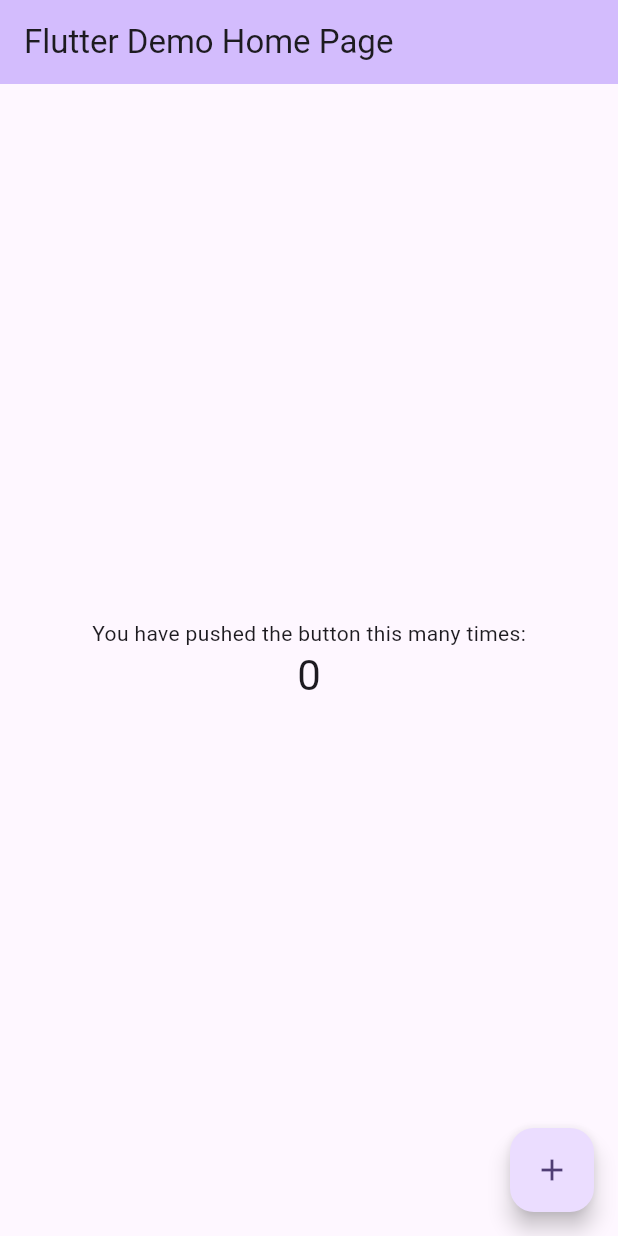
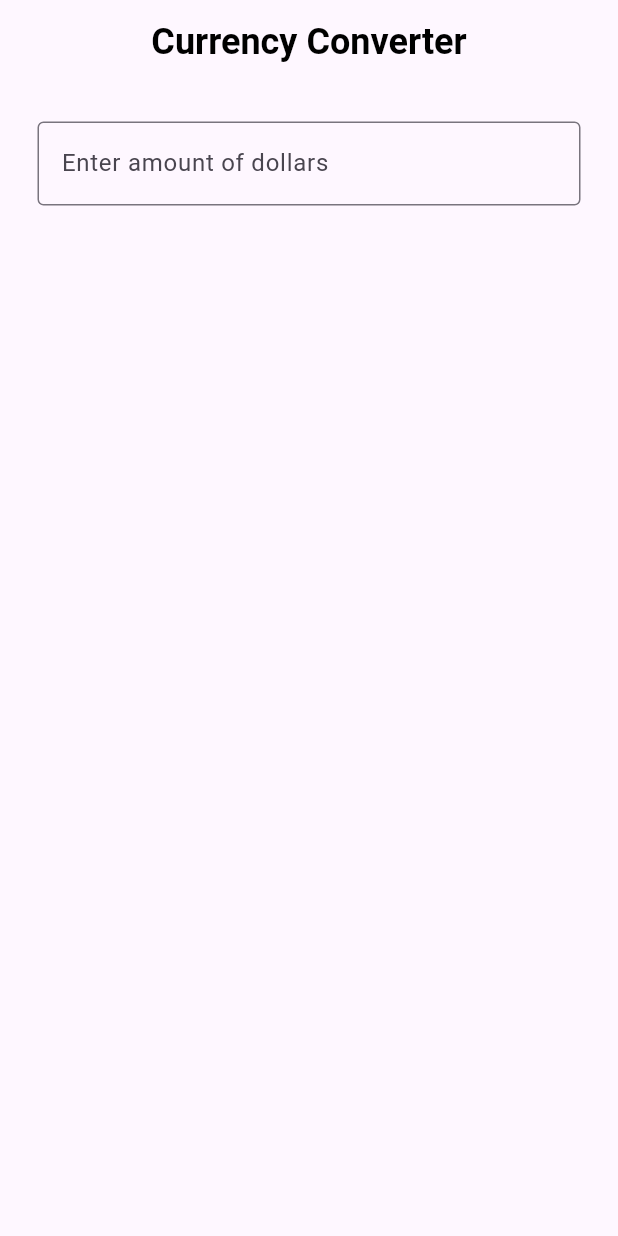
Before and after one commit to Chithraka-Wickramaratne/Currency-Converter, a Flutter app: the screen it shows after launch, on a phone screen of 412 x 824 dp. Run offline on Flutter 3.47's test engine with Material 3 defaults, Android fonts, the phone set to English and light mode, and no system bars.

Commit message:
Create title and after tex feild to get input from user

```diff
--- /dev/null
+++ b/lib/Index.dart
@@ -0,0 +1,39 @@
+import 'package:flutter/material.dart';
+
+class Index extends StatefulWidget {
+  const Index({super.key});
+
+  @override
+  State<Index> createState() => _IndexState();
+}
+
+class _IndexState extends State<Index> {
+  @override
+   Widget build(BuildContext context) {
+    return Scaffold(
+      appBar: AppBar(
+        title: const Center(
+          child: Text('Currency Converter' ,
+           style: TextStyle(
+              fontSize: 24.0,
+              fontWeight: FontWeight.bold,
+              color: Colors.black,
+            ),
+            ),
+        ),
+      ),
+      body: const SafeArea(
+        child: Padding(
+          padding: EdgeInsets.all(25.0),
+          child: TextField(
+            keyboardType: TextInputType.number,
+            decoration: InputDecoration(
+              border: OutlineInputBorder(),
+              hintText: 'Enter amount of dollars',
+            ),
+          ),
+        ),
+      ),
+    );
+  }
+}
--- a/lib/main.dart
+++ b/lib/main.dart
@@ -1,4 +1,5 @@
 import 'package:flutter/material.dart';
+import 'package:currency_converter/Index.dart'; // Assuming this is a valid import
 
 void main() {
   runApp(const MyApp());
@@ -10,116 +11,10 @@ class MyApp extends StatelessWidget {
   // This widget is the root of your application.
   @override
   Widget build(BuildContext context) {
-    return MaterialApp(
-      title: 'Flutter Demo',
-      theme: ThemeData(
-        // This is the theme of your application.
-        //
-        // TRY THIS: Try running your application with "flutter run". You'll see
-        // the application has a purple toolbar. Then, without quitting the app,
-        // try changing the seedColor in the colorScheme below to Colors.green
-        // and then invoke "hot reload" (save your changes or press the "hot
-        // reload" button in a Flutter-supported IDE, or press "r" if you used
-        // the command line to start the app).
-        //
-        // Notice that the counter didn't reset back to zero; the application
-        // state is not lost during the reload. To reset the state, use hot
-        // restart instead.
-        //
-        // This works for code too, not just values: Most code changes can be
-        // tested with just a hot reload.
-        colorScheme: ColorScheme.fromSeed(seedColor: Colors.deepPurple),
-        useMaterial3: true,
-      ),
-      home: const MyHomePage(title: 'Flutter Demo Home Page'),
+    return const MaterialApp(
+      title: 'Currency Converter',
+      home: Index(),
+      debugShowCheckedModeBanner: false,
     );
   }
 }
-
-class MyHomePage extends StatefulWidget {
-  const MyHomePage({super.key, required this.title});
-
-  // This widget is the home page of your application. It is stateful, meaning
-  // that it has a State object (defined below) that contains fields that affect
-  // how it looks.
-
-  // This class is the configuration for the state. It holds the values (in this
-  // case the title) provided by the parent (in this case the App widget) and
-  // used by the build method of the State. Fields in a Widget subclass are
-  // always marked "final".
-
-  final String title;
-
-  @override
-  State<MyHomePage> createState() => _MyHomePageState();
-}
-
-class _MyHomePageState extends State<MyHomePage> {
-  int _counter = 0;
-
-  void _incrementCounter() {
-    setState(() {
-      // This call to setState tells the Flutter framework that something has
-      // changed in this State, which causes it to rerun the build method below
-      // so that the display can reflect the updated values. If we changed
-      // _counter without calling setState(), then the build method would not be
-      // called again, and so nothing would appear to happen.
-      _counter++;
-    });
-  }
-
-  @override
-  Widget build(BuildContext context) {
-    // This method is rerun every time setState is called, for instance as done
-    // by the _incrementCounter method above.
-    //
-    // The Flutter framework has been optimized to make rerunning build methods
-    // fast, so that you can just rebuild anything that needs updating rather
-    // than having to individually change instances of widgets.
-    return Scaffold(
-      appBar: AppBar(
-        // TRY THIS: Try changing the color here to a specific color (to
-        // Colors.amber, perhaps?) and trigger a hot reload to see the AppBar
-        // change color while the other colors stay the same.
-        backgroundColor: Theme.of(context).colorScheme.inversePrimary,
-        // Here we take the value from the MyHomePage object that was created by
-        // the App.build method, and use it to set our appbar title.
-        title: Text(widget.title),
-      ),
-      body: Center(
-        // Center is a layout widget. It takes a single child and positions it
-        // in the middle of the parent.
-        child: Column(
-          // Column is also a layout widget. It takes a list of children and
-          // arranges them vertically. By default, it sizes itself to fit its
-          // children horizontally, and tries to be as tall as its parent.
-          //
-          // Column has various properties to control how it sizes itself and
-          // how it positions its children. Here we use mainAxisAlignment to
-          // center the children vertically; the main axis here is the vertical
-          // axis because Columns are vertical (the cross axis would be
-          // horizontal).
-          //
-          // TRY THIS: Invoke "debug painting" (choose the "Toggle Debug Paint"
-          // action in the IDE, or press "p" in the console), to see the
-          // wireframe for each widget.
-          mainAxisAlignment: MainAxisAlignment.center,
-          children: <Widget>[
-            const Text(
-              'You have pushed the button this many times:',
-            ),
-            Text(
-              '$_counter',
-              style: Theme.of(context).textTheme.headlineMedium,
-            ),
-          ],
-        ),
-      ),
-      floatingActionButton: FloatingActionButton(
-        onPressed: _incrementCounter,
-        tooltip: 'Increment',
-        child: const Icon(Icons.add),
-      ), // This trailing comma makes auto-formatting nicer for build methods.
-    );
-  }
-}
```
